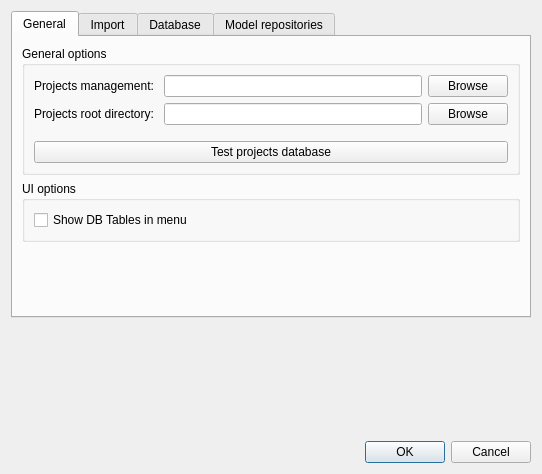
veriso/veriso, file ui/options.ui: the form before one commit.
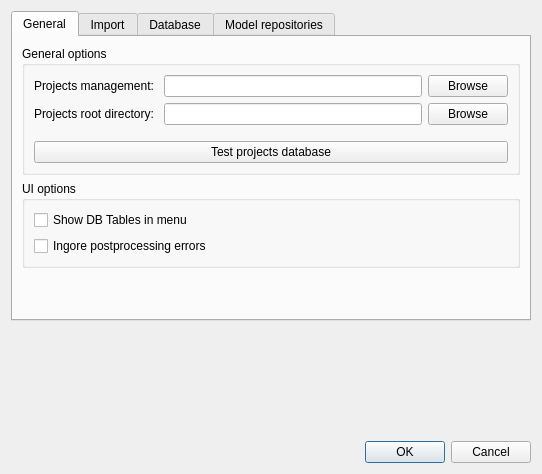
The form after the commit. The open tabs and pages were chosen to show the change.

Commit message: Added option to ignore postprocessing errors

What changed in the file:
```diff
--- a/ui/options.ui
+++ b/ui/options.ui
@@ -128,6 +128,13 @@
             </property>
            </widget>
           </item>
+          <item>
+           <widget class="QCheckBox" name="chkIgnorePostprocessingErrors">
+            <property name="text">
+             <string>Ingore postprocessing errors</string>
+            </property>
+           </widget>
+          </item>
          </layout>
         </widget>
        </item>
```
Left out of the diff: 2 changed lines with no effect on the pictures. The commit also changes 2 other files.
